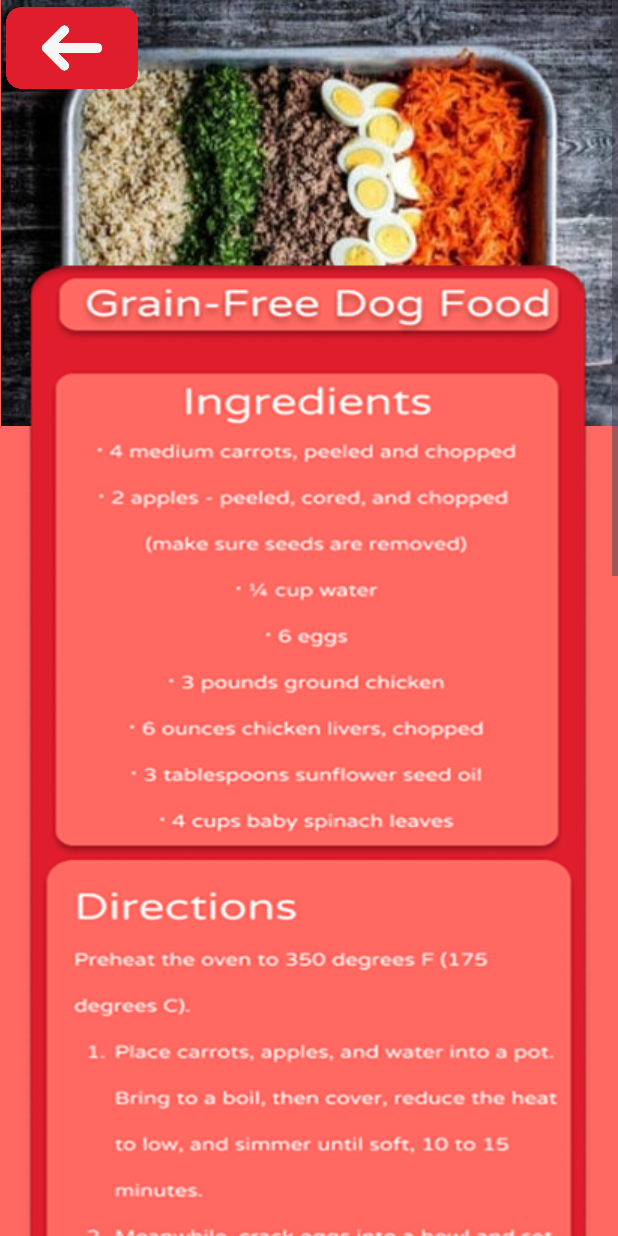
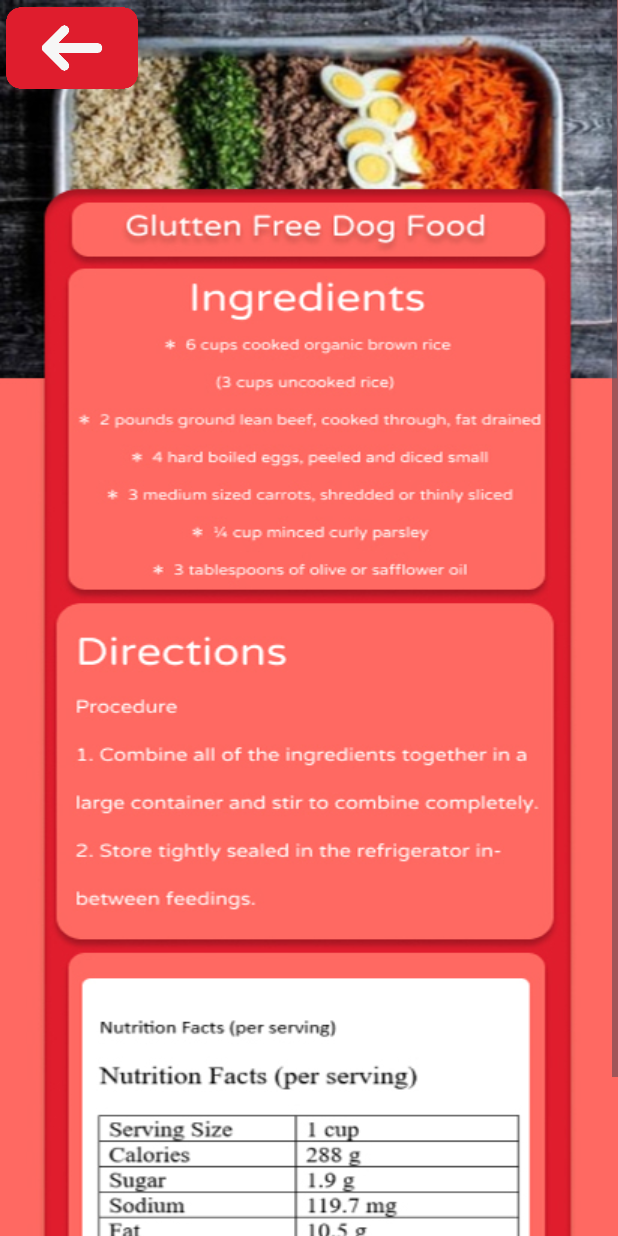
Before and after one commit to svennn-7836/Alagang.Kalinga__Pet-Care-App, an Android app: the DogRecipe3Activity screen opened directly, with no data from a screen before it, on a phone screen of 412 x 824 dp. Run offline under Robolectric (Android 15) with nearby library versions, the light colour scheme and no system bars.

Commit message:
change in dog recipe layout

```diff
--- a/app/src/main/res/layout/activity_dog_recipe3.xml
+++ b/app/src/main/res/layout/activity_dog_recipe3.xml
@@ -12,26 +12,12 @@
         android:layout_height="match_parent"
         android:background="@color/red">
 
-        <ImageView
-            android:id="@+id/contentImage"
-            android:layout_width="411dp"
-            android:layout_height="284dp"
-            android:src="@drawable/dogfoodpic3"
-            app:layout_constraintEnd_toEndOf="parent"
-            app:layout_constraintHorizontal_bias="1.0"
-            app:layout_constraintStart_toStartOf="parent"
-            app:layout_constraintTop_toTopOf="parent" />
 
         <ImageView
             android:id="@+id/contentbox"
-            android:layout_width="400dp"
-            android:layout_height="1597dp"
-            android:layout_marginTop="172dp"
-            android:src="@drawable/recipe1content"
-            app:layout_constraintEnd_toEndOf="parent"
-            app:layout_constraintHorizontal_bias="0.454"
-            app:layout_constraintStart_toStartOf="parent"
-            app:layout_constraintTop_toTopOf="parent" />
+            android:layout_width="wrap_content"
+            android:layout_height="match_parent"
+            android:src="@drawable/dogrecipe3"/>
         <ImageView
             android:id="@+id/BackRed3"
             android:layout_width="88dp"
```
